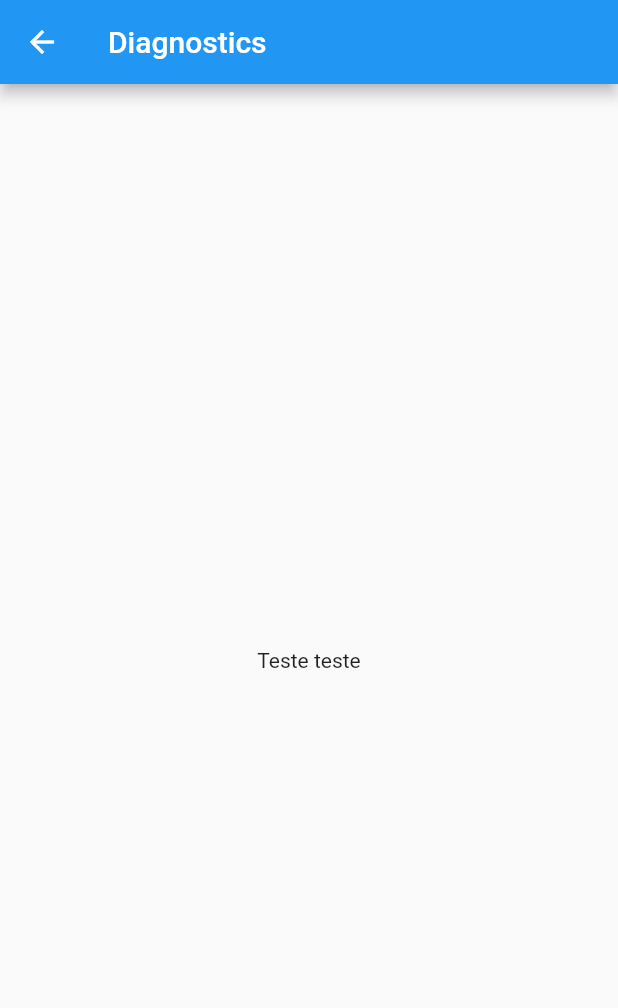
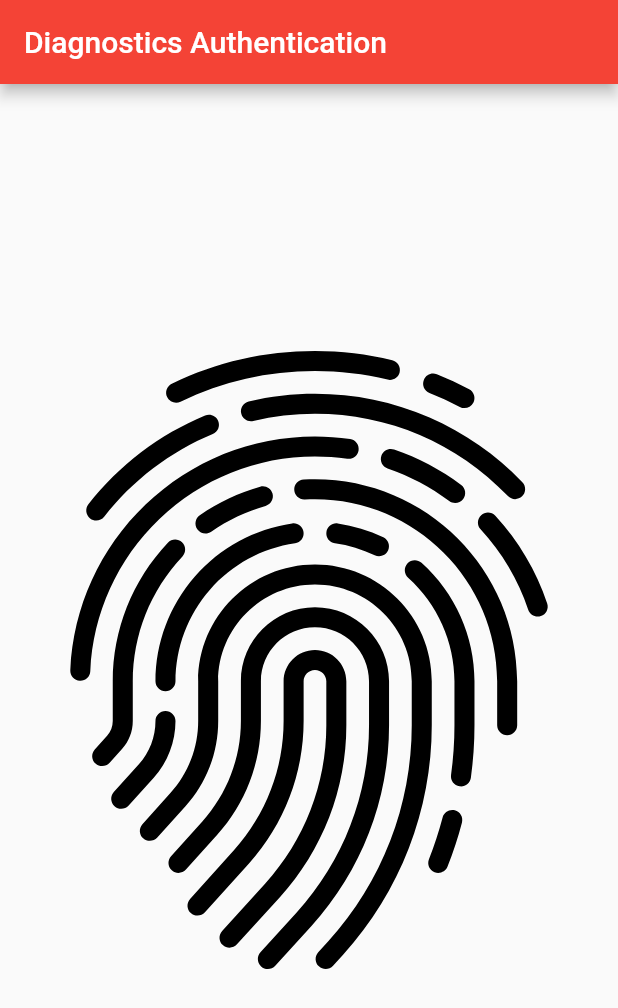
Before and after one commit to rafaelprudente/diagnostics, a Flutter app: the AuthenticationPage screen opened directly, on a phone screen of 412 x 824 dp. Shown: the top 1008 px of the screen. Run offline on Flutter 3.47's test engine with Material 2 defaults, Android fonts, the phone set to English and light mode, and no system bars; our stand-ins replace flutter_svg, get_storage; accounts and stored records are empty.

```diff
--- a/lib/pages/authentication_page.dart
+++ b/lib/pages/authentication_page.dart
@@ -1,18 +1,36 @@
 import 'package:flutter/material.dart';
-import '../general/constants.dart' as constants;
+import 'package:flutter_svg/svg.dart';
 
-class AuthenticationPage extends StatelessWidget {
-  const AuthenticationPage({Key? key, required String title}) : super(key: key);
+class AuthenticationPage extends StatefulWidget {
+  const AuthenticationPage({Key? key, required this.title}) : super(key: key);
 
+  final String title;
+
+  @override
+  State<AuthenticationPage> createState() => _AuthenticationPageState();
+}
+
+class _AuthenticationPageState extends State<AuthenticationPage> {
   @override
   Widget build(BuildContext context) {
     return Scaffold(
       appBar: AppBar(
-        title: const Text(constants.applicationName),
+        title: Text(widget.title),
       ),
-      body: const Center(
-        child: Text('Teste teste'),
-      ),
-    );;
+      body: Center(
+        child: Column(
+          mainAxisAlignment: MainAxisAlignment.center,
+          children: <Widget>[
+            GestureDetector(
+              onTap: () {
+                Navigator.pushReplacementNamed(context, '/home');
+              }, // Image tapped
+              child: SvgPicture.asset('assets/images/fingerprint.svg',
+                  semanticsLabel: 'Authentication'),
+            )
+          ],
+        ),
+      ), // This trailing comma makes auto-formatting nicer for build methods.
+    );
   }
 }
--- a/lib/pages/navigation_drawer.dart
+++ b/lib/pages/navigation_drawer.dart
@@ -44,8 +44,7 @@ void selectedItem(BuildContext context, int itemIndex) {
 
   switch (itemIndex) {
     case 0:
-      Navigator.of(context)
-          .push(MaterialPageRoute(builder: (context) => const SettingsPage()));
+      Navigator.pushNamed(context, '/settings') ;
       break;
   }
 }
--- a/lib/pages/settings_page.dart
+++ b/lib/pages/settings_page.dart
@@ -4,7 +4,7 @@ import 'package:flutter/material.dart';
 import 'navigation_drawer.dart';
 
 class SettingsPage extends StatefulWidget {
-  const SettingsPage({Key? key}) : super(key: key);
+  const SettingsPage({Key? key, required String title}) : super(key: key);
 
   @override
   State<SettingsPage> createState() => _SettingsPageState();
```
Also changed, not shown: lib/api/authentication.dart (deleted, +0 -25 lines), lib/api/settings.dart (+3 -15 lines), lib/main.dart (+62 -57 lines), pubspec.yaml (+11 -6 lines), assets/images/fingerprint.svg (added), assets/images/x-ray-medicine-diagnose.png (added), assets/images/x-ray-medicine-diagnose.svg (added), pubspec.lock, 57 other files.
